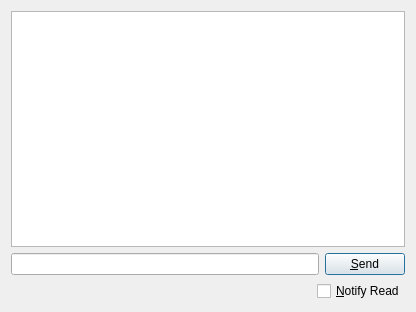
First picture: the form in src/messagedialog.ui, repository nikhilm/qommunicate, before the edit.
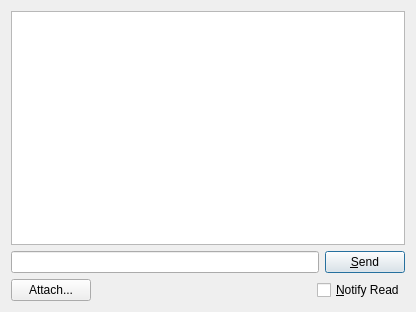
Second picture: the form after the edit. Icons and pictures are not drawn.

Commit message: Add an attach button in message dialog for browsing files for sending

Diff of the .ui file:
```diff
--- a/src/messagedialog.ui
+++ b/src/messagedialog.ui
@@ -44,13 +44,19 @@
       </widget>
      </item>
      <item>
-      <layout class="QHBoxLayout" name="horizontalLayout_2" >
-       <property name="sizeConstraint" >
+      <layout class="QGridLayout" name="gridLayout">
+       <property name="sizeConstraint">
         <enum>QLayout::SetMinimumSize</enum>
        </property>
-       <item>
-        <widget class="QLineEdit" name="messageInput" >
-         <property name="toolTip" >
+       <item row="0" column="0" rowspan="2">
+        <widget class="QLineEdit" name="messageInput">
+         <property name="sizePolicy">
+          <sizepolicy hsizetype="Expanding" vsizetype="Expanding">
+           <horstretch>0</horstretch>
+           <verstretch>0</verstretch>
+          </sizepolicy>
+         </property>
+         <property name="toolTip">
           <string>Type message here</string>
          </property>
          <property name="maxLength" >
@@ -58,9 +64,12 @@
          </property>
         </widget>
        </item>
-       <item>
-        <widget class="QPushButton" name="sendButton" >
-         <property name="text" >
+       <item row="0" column="1" rowspan="2">
+        <widget class="QPushButton" name="sendButton">
+         <property name="toolTip">
+          <string>Send the message</string>
+         </property>
+         <property name="text">
           <string>&amp;Send</string>
          </property>
         </widget>
@@ -70,8 +79,19 @@
      <item>
       <layout class="QHBoxLayout" name="horizontalLayout" >
        <item>
-        <spacer name="horizontalSpacer" >
-         <property name="orientation" >
+        <widget class="QPushButton" name="attachButton">
+         <property name="text">
+          <string>Attach...</string>
+         </property>
+         <property name="icon">
+          <iconset resource="icons.qrc">
+           <normaloff>:/newPrefix/icons/document-open.png</normaloff>:/newPrefix/icons/document-open.png</iconset>
+         </property>
+        </widget>
+       </item>
+       <item>
+        <spacer name="horizontalSpacer">
+         <property name="orientation">
           <enum>Qt::Horizontal</enum>
          </property>
          <property name="sizeType" >
```
Left out of the diff: 50 changed lines with no effect on the pictures. The commit also changes 4 other files.
